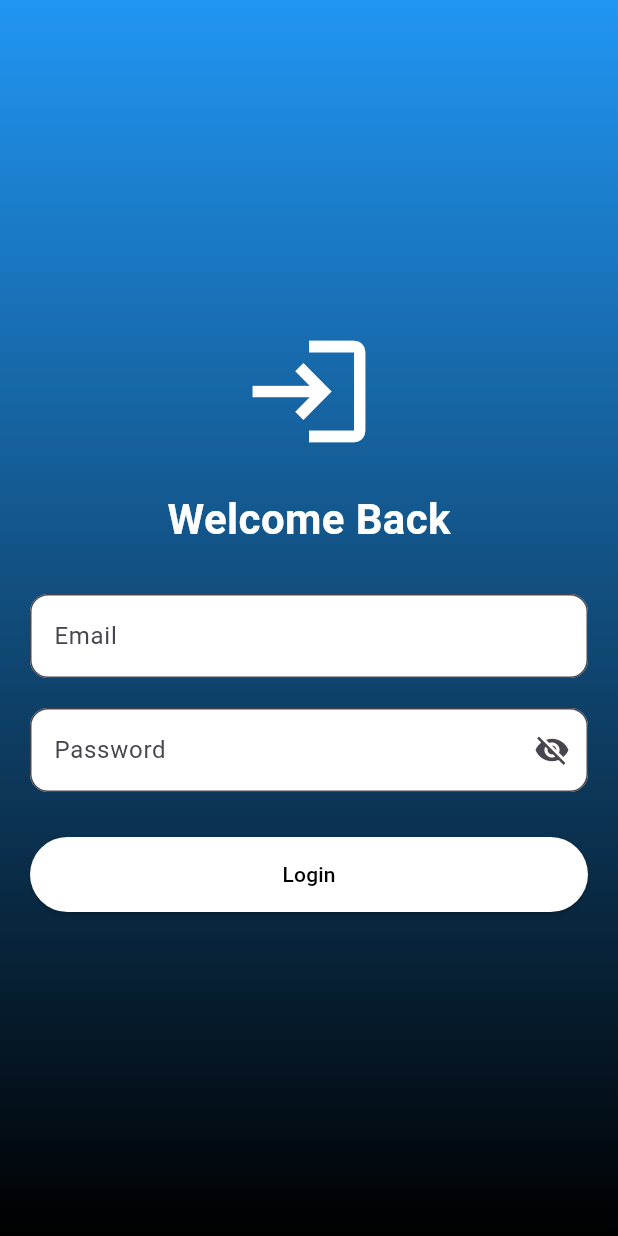
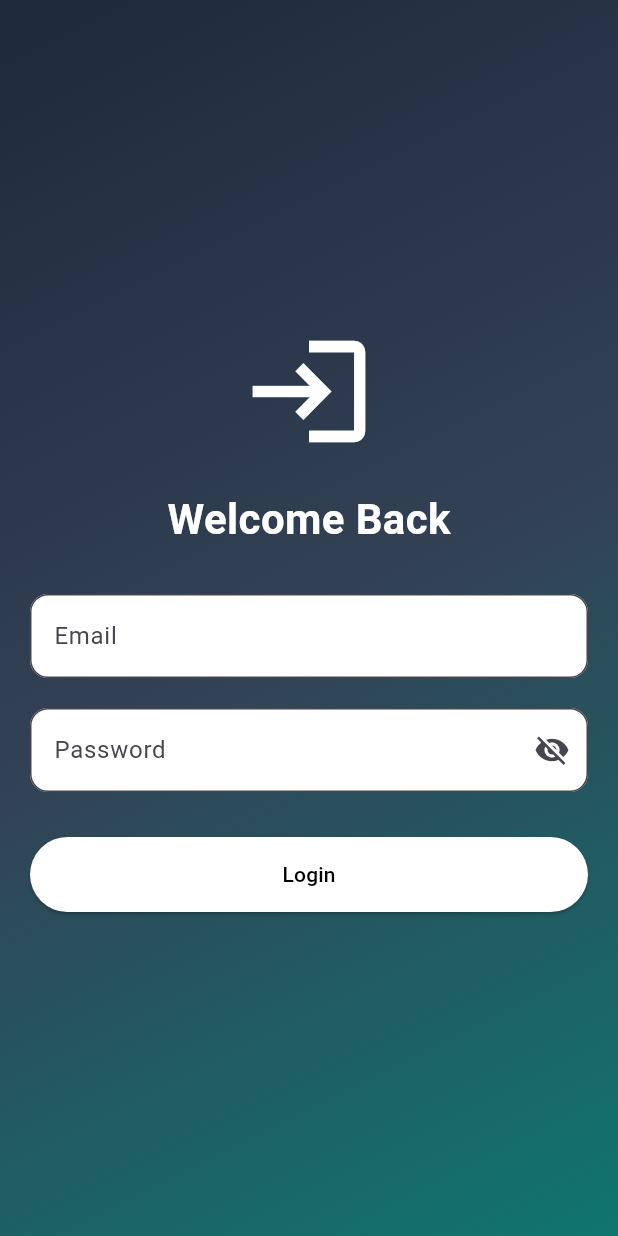
Before and after one commit to areeshaaltaf-1/smart_safety_app, a Flutter app: the screen it shows after launch, after a tap on "Sign Up", after a tap on "Already have an account? Login", on a phone screen of 412 x 824 dp. Run offline on Flutter 3.47's test engine with Material 3 defaults, Android fonts, the phone set to English and light mode, and no system bars; our stand-ins replace firebase_auth, firebase_core; accounts and stored records are empty; network calls fail.

```diff
--- a/lib/screens/login.dart
+++ b/lib/screens/login.dart
@@ -1,3 +1,5 @@
+
+import 'dashboard.dart';
 import 'package:flutter/material.dart';
 import 'package:firebase_auth/firebase_auth.dart';
 
@@ -24,10 +26,6 @@ class _LoginScreenState extends State<LoginScreen> {
   // LOGIN FUNCTION
   void loginUser() async {
 
-    setState(() {
-      isLoading = true;
-    });
-
     try {
 
       await FirebaseAuth.instance
@@ -49,13 +47,24 @@ class _LoginScreenState extends State<LoginScreen> {
         ),
       );
 
+      // 🔥 NAVIGATE TO DASHBOARD
+      Navigator.pushReplacement(
+
+        context,
+
+        MaterialPageRoute(
+          builder: (context) =>
+          const DashboardScreen(),
+        ),
+      );
+
     }
 
     on FirebaseAuthException catch (e) {
 
       String message = "";
 
-      // EMAIL NOT FOUND
+      // NO ACCOUNT
       if (e.code == 'user-not-found') {
 
         message =
@@ -94,10 +103,6 @@ class _LoginScreenState extends State<LoginScreen> {
         ),
       );
     }
-
-    setState(() {
-      isLoading = false;
-    });
   }
 
   @override
@@ -113,9 +118,13 @@ class _LoginScreenState extends State<LoginScreen> {
 
         decoration: const BoxDecoration(
           gradient: LinearGradient(
-            colors: [Colors.blue, Colors.black],
-            begin: Alignment.topCenter,
-            end: Alignment.bottomCenter,
+            colors: [
+              Color(0xFF1E293B),
+              Color(0xFF334155),
+              Color(0xFF0F766E),
+            ],
+            begin: Alignment.topLeft,
+            end: Alignment.bottomRight,
           ),
         ),
 
--- a/lib/screens/signup.dart
+++ b/lib/screens/signup.dart
@@ -1,5 +1,6 @@
 import 'package:flutter/material.dart';
 import 'package:firebase_auth/firebase_auth.dart';
+import 'dashboard.dart';
 
 import 'login.dart';
 
@@ -77,11 +78,13 @@ class _SignupScreenState extends State<SignupScreen> {
   void signupUser() async {
 
     setState(() {
+
       emailError =
           validateEmail(emailController.text);
 
       passwordError =
           validatePassword(passwordController.text);
+
     });
 
     if (emailError != null ||
@@ -93,24 +96,71 @@ class _SignupScreenState extends State<SignupScreen> {
 
       await FirebaseAuth.instance
           .createUserWithEmailAndPassword(
+
         email: emailController.text.trim(),
-        password: passwordController.text.trim(),
+
+        password:
+        passwordController.text.trim(),
       );
 
       ScaffoldMessenger.of(context).showSnackBar(
+
         const SnackBar(
-          content: Text("Account Created"),
+          content:
+          Text("Account Created Successfully"),
+        ),
+      );
+      Navigator.pushReplacement(
+        context,
+        MaterialPageRoute(
+          builder: (context) => const DashboardScreen(),
         ),
       );
 
-    } on FirebaseAuthException catch (e) {
+
+    }
+
+    on FirebaseAuthException catch (e) {
+
+      String message = "";
+
+      // EMAIL ALREADY EXISTS
+      if (e.code == 'email-already-in-use') {
+
+        message =
+        "Account already exists";
+
+      }
+
+      // INVALID EMAIL
+      else if (e.code == 'invalid-email') {
+
+        message =
+        "Invalid email";
+
+      }
+
+      // WEAK PASSWORD
+      else if (e.code == 'weak-password') {
+
+        message =
+        "Weak password";
+
+      }
+
+      else {
+
+        message =
+            e.message ?? "Signup Failed";
+
+      }
 
       ScaffoldMessenger.of(context).showSnackBar(
+
         SnackBar(
-          content: Text(e.message ?? "Signup Failed"),
+          content: Text(message),
         ),
       );
-
     }
   }
 
@@ -127,9 +177,13 @@ class _SignupScreenState extends State<SignupScreen> {
 
         decoration: const BoxDecoration(
           gradient: LinearGradient(
-            colors: [Colors.blue, Colors.black],
-            begin: Alignment.topCenter,
-            end: Alignment.bottomCenter,
+            colors: [
+              Color(0xFF1E293B),
+              Color(0xFF334155),
+              Color(0xFF0F766E),
+            ],
+            begin: Alignment.topLeft,
+            end: Alignment.bottomRight,
           ),
         ),
 
--- a/lib/screens/splash_screen.dart
+++ b/lib/screens/splash_screen.dart
@@ -35,9 +35,13 @@ class _SplashScreenState extends State<SplashScreen> {
         width: double.infinity,
         decoration: const BoxDecoration(
           gradient: LinearGradient(
-            colors: [Colors.blue, Colors.black],
-            begin: Alignment.topCenter,
-            end: Alignment.bottomCenter,
+            colors: [
+              Color(0xFF1E293B),
+              Color(0xFF334155),
+              Color(0xFF0F766E),
+            ],
+            begin: Alignment.topLeft,
+            end: Alignment.bottomRight,
           ),
         ),
 
```
